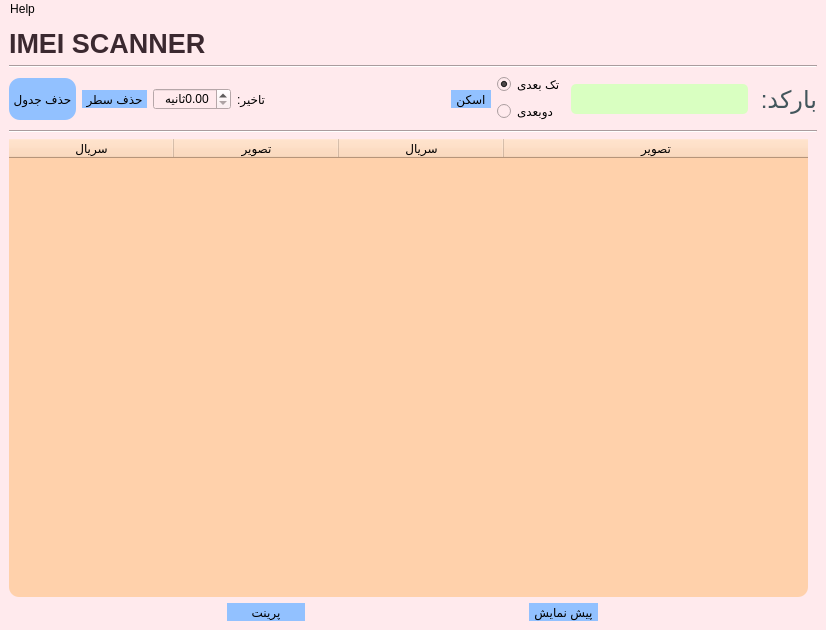
Qt form main.ui (AmirNikravan/Barcode) before a commit.
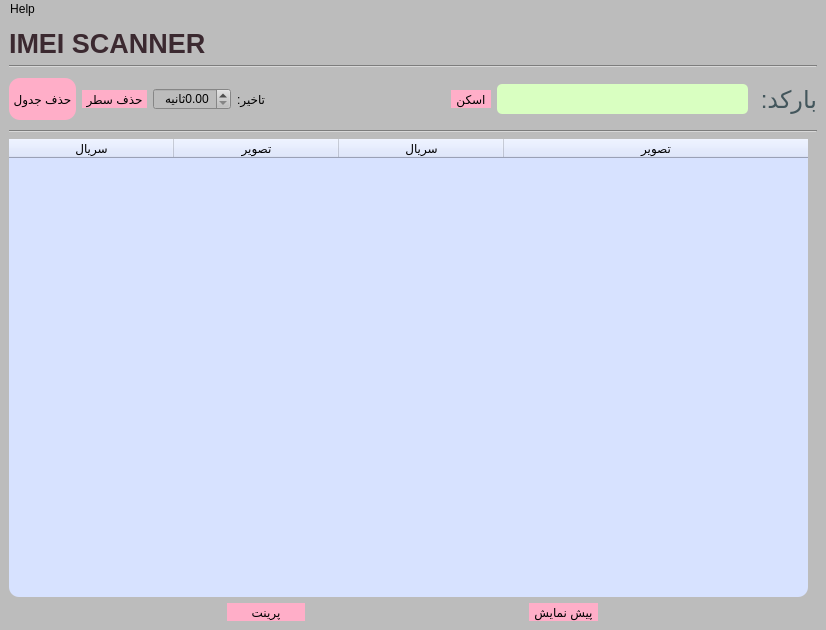
The same form after that commit. Icons and pictures are not drawn.

Patch:
```diff
--- a/main.ui
+++ b/main.ui
@@ -24,12 +24,13 @@
     <normaloff>:/icons/Icons/mainicon.png</normaloff>:/icons/Icons/mainicon.png</iconset>
   </property>
   <property name="styleSheet">
-   <string notr="true">background-color: rgb(255, 234, 237);</string>
+   <string notr="true">background-color: rgb(188, 188, 188);</string>
   </property>
   <widget class="QWidget" name="centralwidget">
    <property name="styleSheet">
     <string notr="true">QToolButton{border-radius:11px;
-background-color: rgb(146, 193, 255);
+background-color: rgb(255, 174, 200);
+
 }
 QToolButton:hover{
 background-color: rgb(255, 166, 139);
@@ -193,30 +194,6 @@
         </property>
        </widget>
       </item>
-      <item>
-       <layout class="QVBoxLayout" name="verticalLayout_2">
-        <item>
-         <widget class="QRadioButton" name="radioButton_tak">
-          <property name="text">
-           <string>تک بعدی</string>
-          </property>
-          <property name="checked">
-           <bool>true</bool>
-          </property>
-         </widget>
-        </item>
-        <item>
-         <widget class="QRadioButton" name="radioButton_do">
-          <property name="text">
-           <string>دوبعدی</string>
-          </property>
-          <property name="checked">
-           <bool>false</bool>
-          </property>
-         </widget>
-        </item>
-       </layout>
-      </item>
       <item>
        <widget class="QLineEdit" name="lineEdit">
         <property name="minimumSize">
@@ -304,8 +281,7 @@
          </size>
         </property>
         <property name="styleSheet">
-         <string notr="true">background-color: rgb(255, 209, 171);
-
+         <string notr="true">background-color: rgb(215, 226, 255);
 
 border-radius:10px
 
```
